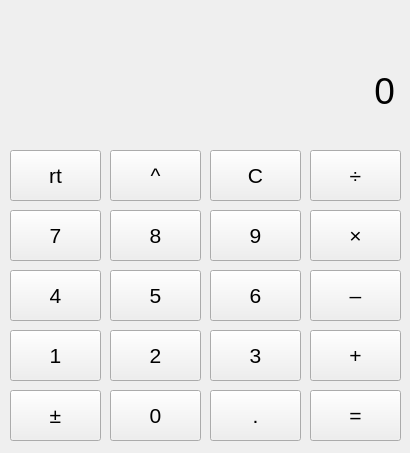
AleksandrHovhannisyan/CPPalculator, file Calculator/mainwindow.ui: the form before one commit.
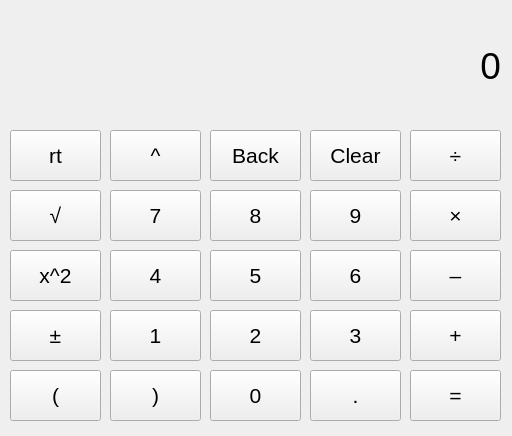
The form after the commit.

```diff
--- a/Calculator/mainwindow.ui
+++ b/Calculator/mainwindow.ui
@@ -6,26 +6,26 @@
    <rect>
     <x>0</x>
     <y>0</y>
-    <width>410</width>
-    <height>453</height>
+    <width>512</width>
+    <height>436</height>
    </rect>
   </property>
   <property name="sizePolicy">
-   <sizepolicy hsizetype="Fixed" vsizetype="Fixed">
+   <sizepolicy hsizetype="Preferred" vsizetype="Preferred">
     <horstretch>0</horstretch>
     <verstretch>0</verstretch>
    </sizepolicy>
   </property>
   <property name="minimumSize">
    <size>
-    <width>410</width>
-    <height>453</height>
+    <width>0</width>
+    <height>0</height>
    </size>
   </property>
   <property name="maximumSize">
    <size>
-    <width>410</width>
-    <height>453</height>
+    <width>1000</width>
+    <height>1000</height>
    </size>
   </property>
   <property name="windowTitle">
@@ -35,8 +35,8 @@
    <widget class="QPushButton" name="button0">
     <property name="geometry">
      <rect>
-      <x>110</x>
-      <y>390</y>
+      <x>210</x>
+      <y>370</y>
       <width>91</width>
       <height>51</height>
      </rect>
@@ -53,8 +53,8 @@
    <widget class="QPushButton" name="button2">
     <property name="geometry">
      <rect>
-      <x>110</x>
-      <y>330</y>
+      <x>210</x>
+      <y>310</y>
       <width>91</width>
       <height>51</height>
      </rect>
@@ -71,8 +71,8 @@
    <widget class="QPushButton" name="button1">
     <property name="geometry">
      <rect>
-      <x>10</x>
-      <y>330</y>
+      <x>110</x>
+      <y>310</y>
       <width>91</width>
       <height>51</height>
      </rect>
@@ -89,8 +89,8 @@
    <widget class="QPushButton" name="button3">
     <property name="geometry">
      <rect>
-      <x>210</x>
-      <y>330</y>
+      <x>310</x>
+      <y>310</y>
       <width>91</width>
       <height>51</height>
      </rect>
@@ -107,8 +107,8 @@
    <widget class="QPushButton" name="buttonDecimalPoint">
     <property name="geometry">
      <rect>
-      <x>210</x>
-      <y>390</y>
+      <x>310</x>
+      <y>370</y>
       <width>91</width>
       <height>51</height>
      </rect>
@@ -125,8 +125,8 @@
    <widget class="QPushButton" name="button4">
     <property name="geometry">
      <rect>
-      <x>10</x>
-      <y>270</y>
+      <x>110</x>
+      <y>250</y>
       <width>91</width>
       <height>51</height>
      </rect>
@@ -143,8 +143,8 @@
    <widget class="QPushButton" name="button5">
     <property name="geometry">
      <rect>
-      <x>110</x>
-      <y>270</y>
+      <x>210</x>
+      <y>250</y>
       <width>91</width>
       <height>51</height>
      </rect>
@@ -161,8 +161,8 @@
    <widget class="QPushButton" name="button6">
     <property name="geometry">
      <rect>
-      <x>210</x>
-      <y>270</y>
+      <x>310</x>
+      <y>250</y>
       <width>91</width>
       <height>51</height>
      </rect>
@@ -179,8 +179,8 @@
    <widget class="QPushButton" name="button7">
     <property name="geometry">
      <rect>
-      <x>10</x>
-      <y>210</y>
+      <x>110</x>
+      <y>190</y>
       <width>91</width>
       <height>51</height>
      </rect>
@@ -197,8 +197,8 @@
    <widget class="QPushButton" name="button8">
     <property name="geometry">
      <rect>
-      <x>110</x>
-      <y>210</y>
+      <x>210</x>
+      <y>190</y>
       <width>91</width>
       <height>51</height>
      </rect>
@@ -215,8 +215,8 @@
    <widget class="QPushButton" name="button9">
     <property name="geometry">
      <rect>
-      <x>210</x>
-      <y>210</y>
+      <x>310</x>
+      <y>190</y>
       <width>91</width>
       <height>51</height>
      </rect>
@@ -233,8 +233,8 @@
    <widget class="QPushButton" name="buttonEquals">
     <property name="geometry">
      <rect>
-      <x>310</x>
-      <y>390</y>
+      <x>410</x>
+      <y>370</y>
       <width>91</width>
       <height>51</height>
      </rect>
@@ -251,8 +251,8 @@
    <widget class="QPushButton" name="buttonPlus">
     <property name="geometry">
      <rect>
-      <x>310</x>
-      <y>330</y>
+      <x>410</x>
+      <y>310</y>
       <width>91</width>
       <height>51</height>
      </rect>
@@ -269,8 +269,8 @@
    <widget class="QPushButton" name="buttonMinus">
     <property name="geometry">
      <rect>
-      <x>310</x>
-      <y>270</y>
+      <x>410</x>
+      <y>250</y>
       <width>91</width>
       <height>51</height>
      </rect>
@@ -287,8 +287,8 @@
    <widget class="QPushButton" name="buttonTimes">
     <property name="geometry">
      <rect>
-      <x>310</x>
-      <y>210</y>
+      <x>410</x>
+      <y>190</y>
       <width>91</width>
       <height>51</height>
      </rect>
@@ -305,8 +305,8 @@
    <widget class="QPushButton" name="buttonDivide">
     <property name="geometry">
      <rect>
-      <x>310</x>
-      <y>150</y>
+      <x>410</x>
+      <y>130</y>
       <width>91</width>
       <height>51</height>
      </rect>
@@ -324,7 +324,7 @@
     <property name="geometry">
      <rect>
       <x>10</x>
-      <y>150</y>
+      <y>130</y>
       <width>91</width>
       <height>51</height>
      </rect>
@@ -342,7 +342,7 @@
     <property name="geometry">
      <rect>
       <x>110</x>
-      <y>150</y>
+      <y>130</y>
       <width>91</width>
       <height>51</height>
      </rect>
@@ -359,8 +359,8 @@
    <widget class="QPushButton" name="buttonClear">
     <property name="geometry">
      <rect>
-      <x>210</x>
-      <y>150</y>
+      <x>310</x>
+      <y>130</y>
       <width>91</width>
       <height>51</height>
      </rect>
@@ -371,16 +371,16 @@
      </font>
     </property>
     <property name="text">
-     <string>C</string>
+     <string>Clear</string>
     </property>
    </widget>
    <widget class="QLabel" name="labelInput">
     <property name="geometry">
      <rect>
-      <x>14</x>
-      <y>70</y>
-      <width>381</width>
-      <height>41</height>
+      <x>10</x>
+      <y>40</y>
+      <width>491</width>
+      <height>51</height>
      </rect>
     </property>
     <property name="font">
@@ -408,7 +408,7 @@
     <property name="geometry">
      <rect>
       <x>10</x>
-      <y>390</y>
+      <y>310</y>
       <width>91</width>
       <height>51</height>
      </rect>
@@ -421,6 +421,114 @@
     <property name="text">
      <string>±</string>
     </property>
+    <attribute name="buttonGroup">
+     <string notr="true">buttonGroup</string>
+    </attribute>
+   </widget>
+   <widget class="QPushButton" name="buttonOpenParenth">
+    <property name="geometry">
+     <rect>
+      <x>10</x>
+      <y>370</y>
+      <width>91</width>
+      <height>51</height>
+     </rect>
+    </property>
+    <property name="font">
+     <font>
+      <pointsize>16</pointsize>
+     </font>
+    </property>
+    <property name="text">
+     <string>(</string>
+    </property>
+    <attribute name="buttonGroup">
+     <string notr="true">buttonGroup</string>
+    </attribute>
+   </widget>
+   <widget class="QPushButton" name="buttonCloseParenth">
+    <property name="geometry">
+     <rect>
+      <x>110</x>
+      <y>370</y>
+      <width>91</width>
+      <height>51</height>
+     </rect>
+    </property>
+    <property name="font">
+     <font>
+      <pointsize>16</pointsize>
+     </font>
+    </property>
+    <property name="text">
+     <string>)</string>
+    </property>
+    <attribute name="buttonGroup">
+     <string notr="true">buttonGroup</string>
+    </attribute>
+   </widget>
+   <widget class="QPushButton" name="buttonXSquared">
+    <property name="geometry">
+     <rect>
+      <x>10</x>
+      <y>250</y>
+      <width>91</width>
+      <height>51</height>
+     </rect>
+    </property>
+    <property name="font">
+     <font>
+      <pointsize>16</pointsize>
+     </font>
+    </property>
+    <property name="text">
+     <string>x^2</string>
+    </property>
+    <attribute name="buttonGroup">
+     <string notr="true">buttonGroup</string>
+    </attribute>
+   </widget>
+   <widget class="QPushButton" name="buttonSqrt">
+    <property name="geometry">
+     <rect>
+      <x>10</x>
+      <y>190</y>
+      <width>91</width>
+      <height>51</height>
+     </rect>
+    </property>
+    <property name="font">
+     <font>
+      <pointsize>16</pointsize>
+     </font>
+    </property>
+    <property name="text">
+     <string>√</string>
+    </property>
+    <attribute name="buttonGroup">
+     <string notr="true">buttonGroup</string>
+    </attribute>
+   </widget>
+   <widget class="QPushButton" name="buttonBack">
+    <property name="geometry">
+     <rect>
+      <x>210</x>
+      <y>130</y>
+      <width>91</width>
+      <height>51</height>
+     </rect>
+    </property>
+    <property name="font">
+     <font>
+      <pointsize>16</pointsize>
+     </font>
+    </property>
+    <property name="text">
+     <string>Back</string>
+    </property>
+    <attribute name="buttonGroup">
+     <string notr="true">buttonGroup</string>
+    </attribute>
    </widget>
   </widget>
  </widget>
```
Left out of the diff: 60 changed lines with no effect on the pictures.
